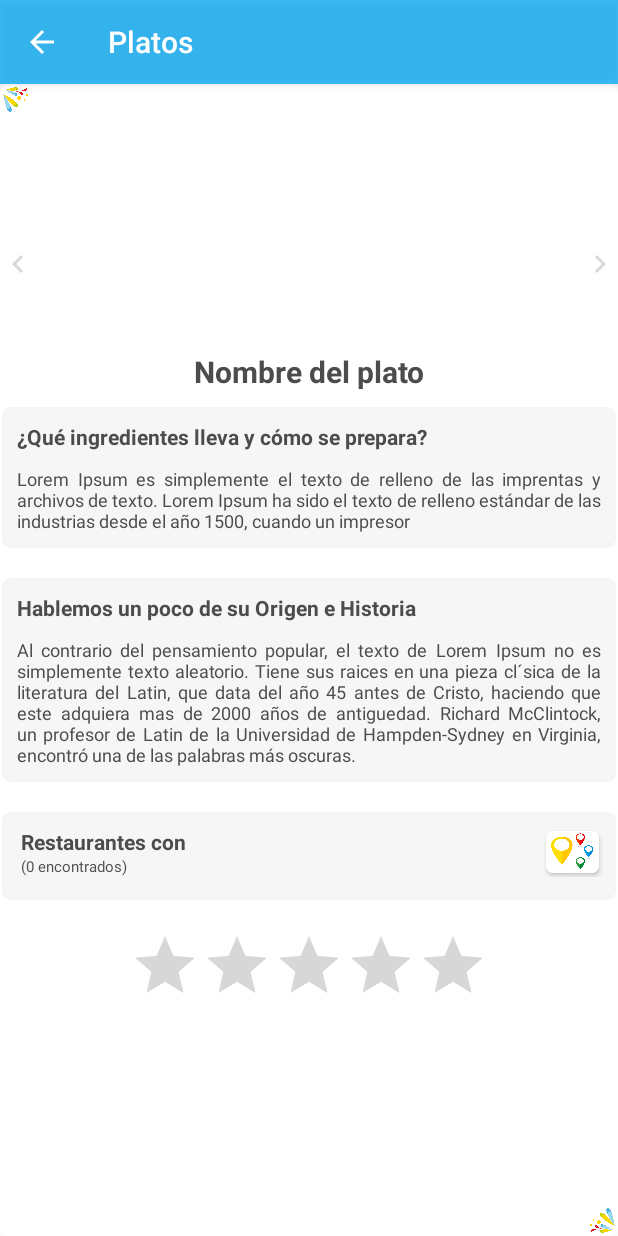
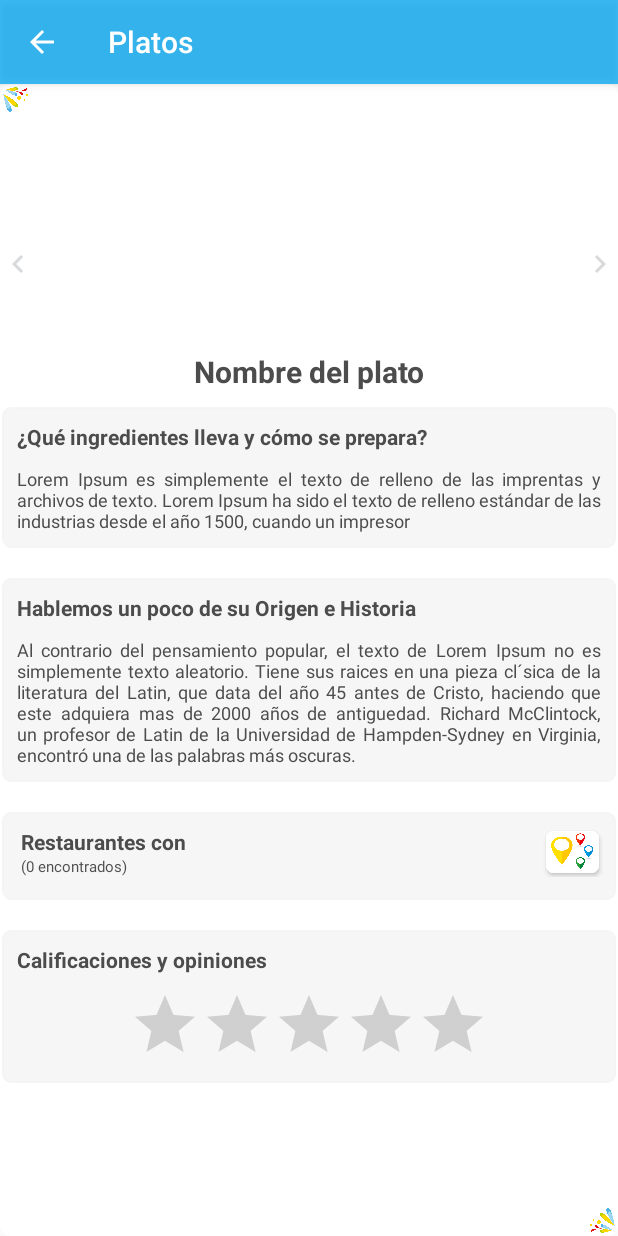
Before and after one commit to CodeGus88/LlajtaComida, an Android app: the RatingRecordFragment screen opened directly, with no data from a screen before it, on a phone screen of 412 x 824 dp. Run offline under Robolectric (Android 15) with nearby library versions, the phone set to English and light mode, and no system bars; our stand-ins replace Firebase (no records; nobody signed in at launch, a user with empty details on screens opened directly); libraries missing offline, so code that uses them is left out: com.zolad.zoominimageview; plain views replace ZoomInImageView; pictures from the network do not load; 4 statements that could not run were skipped.

Commit message:
Correcciones ortográficas y colores mínimos

```diff
--- a/app/src/main/res/drawable/panel_dark_transparent.xml
+++ b/app/src/main/res/drawable/panel_dark_transparent.xml
@@ -3,7 +3,7 @@
         <shape android:shape="rectangle"  >
             <corners android:radius="10dip" />
             <stroke android:width="1dip" android:color="#FFFFFF" />
-            <solid android:color="#881D2A30" />
+            <solid android:color="#AD1D2A30" />
         </shape>
     </item>
 </selector>
--- a/app/src/main/res/layout/activity_restaurant_view.xml
+++ b/app/src/main/res/layout/activity_restaurant_view.xml
@@ -267,6 +267,9 @@
                 <RelativeLayout
                     android:layout_width="match_parent"
                     android:layout_height="wrap_content">
+                    <Space
+                        android:layout_width="match_parent"
+                        android:layout_height="5dp"/>
                     <TextView
                         android:id="@+id/tvMenu"
                         android:layout_width="wrap_content"
--- a/app/src/main/res/layout/fragment_rating_record.xml
+++ b/app/src/main/res/layout/fragment_rating_record.xml
@@ -4,9 +4,19 @@
     android:layout_width="match_parent"
     android:layout_height="match_parent"
     tools:context=".views.rating.RatingRecordFragment"
-    android:orientation="vertical">
+    android:orientation="vertical"
+    android:background="@drawable/panel_gray"
+    android:gravity="center"
+    android:layout_marginHorizontal="1dp">
 
     <!-- TODO: Update blank fragment layout -->
+
+    <TextView
+        android:layout_margin="10dp"
+        android:layout_width="match_parent"
+        android:layout_height="wrap_content"
+        style="@style/CodeFontContentTitle"
+        android:text="@string/tv_title_ratings_and_opinions"/>
 
     <RatingBar
         android:id="@+id/rbStars"
```
Also changed, not shown: app/src/main/java/com/appcocha/llajtacomida/views/maps/SetAllLocationMapActivity.java (+13 -9 lines), app/src/main/java/com/appcocha/llajtacomida/views/maps/SetLocationMapActivity.java (+9 -4 lines), app/src/main/java/com/appcocha/llajtacomida/views/restaurants/RestaurantPublicOfActivity.java (+22 -1 lines), app/src/main/res/values/strings.xml (+7 -6 lines), 1 other file.
